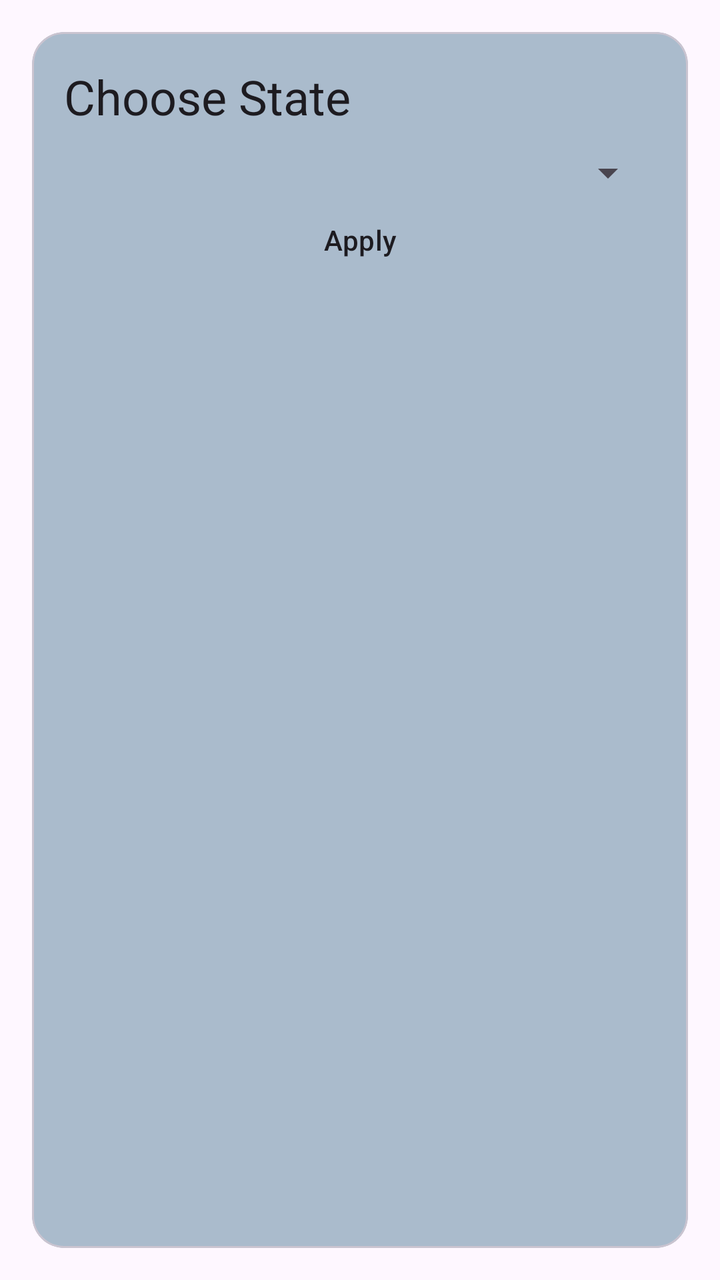
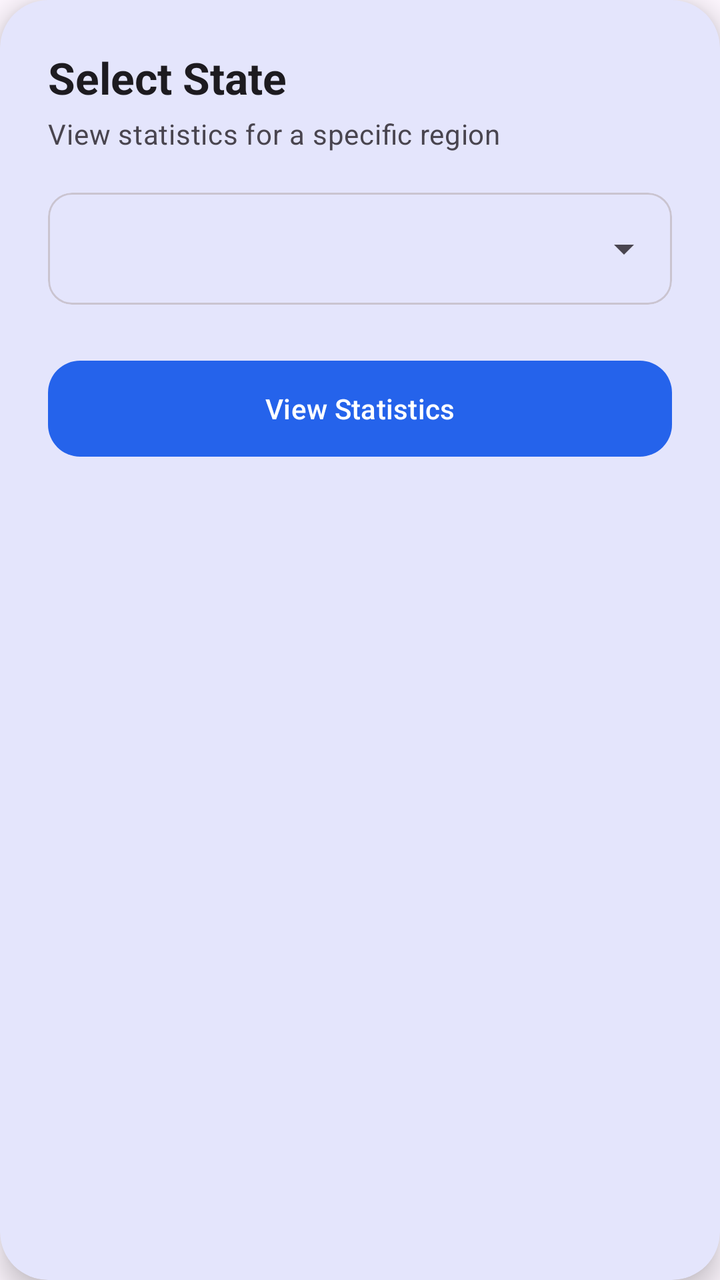

The first picture is an Android layout as it rendered before a commit; the second is the same layout after the commit. The layout source and the unified diff follow.
<!-- AndroidManifest.xml: application theme Theme.Hackofiesta -->
<!-- res/layout/state_card.xml -->
<?xml version="1.0" encoding="utf-8"?>
<androidx.constraintlayout.widget.ConstraintLayout xmlns:android="http://schemas.android.com/apk/res/android"
    xmlns:app="http://schemas.android.com/apk/res-auto"
    android:layout_width="match_parent"
    android:layout_height="wrap_content"
    android:padding="16dp">

    <com.google.android.material.card.MaterialCardView
        android:layout_width="match_parent"
        android:layout_height="match_parent"
        android:backgroundTint="#abc"
        app:cardCornerRadius="16dp"
        app:layout_constraintEnd_toEndOf="parent"
        app:layout_constraintStart_toStartOf="parent"
        app:layout_constraintTop_toTopOf="parent"
        app:strokeWidth="1dp">

        <androidx.constraintlayout.widget.ConstraintLayout
            android:layout_width="match_parent"
            android:layout_height="match_parent"
            android:padding="16dp">

            <TextView
                android:id="@+id/filterHeading"
                style="@style/TextAppearance.AppCompat.Headline"
                android:layout_width="wrap_content"
                android:layout_height="wrap_content"
                android:text="Choose State"
                app:layout_constraintStart_toStartOf="parent"
                app:layout_constraintTop_toTopOf="parent" />

            <Spinner
                android:id="@+id/stateSpinner"
                android:layout_width="0dp"
                android:layout_height="wrap_content"
                android:layout_marginTop="10dp"
                app:layout_constraintEnd_toEndOf="parent"
                app:layout_constraintStart_toStartOf="parent"
                app:layout_constraintTop_toBottomOf="@id/filterHeading" />

            <com.google.android.material.button.MaterialButton
                android:id="@+id/btnApply"
                android:layout_width="wrap_content"
                android:layout_height="wrap_content"
                android:layout_marginTop="8dp"
                android:backgroundTint="@android:color/transparent"
                android:minWidth="0dp"
                android:minHeight="0dp"
                android:padding="0dp"
                android:text="Apply"
                android:textColor="?attr/colorOnBackground"
                app:layout_constraintEnd_toEndOf="parent"
                app:layout_constraintStart_toStartOf="parent"
                app:layout_constraintTop_toBottomOf="@id/stateSpinner" />

        </androidx.constraintlayout.widget.ConstraintLayout>

    </com.google.android.material.card.MaterialCardView>

</androidx.constraintlayout.widget.ConstraintLayout>
<!-- resources referenced by this layout -->
<resources>
  <style name="Theme.Hackofiesta" parent="Base.Theme.Hackofiesta" />
  <style name="Base.Theme.Hackofiesta" parent="Theme.Material3.DayNight.NoActionBar">
          
          
          <item name="colorContainer">@color/card_bg_light</item>
          <item name="colorPrimary">@color/button_bg</item>
          <item name="colorIcon">@color/icon_light</item>
      </style>
  <color name="card_bg_light">#ECECEF</color>
  <color name="button_bg">#2563EB</color>
  <color name="icon_light">#000000</color>
</resources>

<!-- the commit's change to res/layout/state_card.xml (unified diff, before → after) -->
@@ -1,60 +1,61 @@
 <?xml version="1.0" encoding="utf-8"?>
-<androidx.constraintlayout.widget.ConstraintLayout xmlns:android="http://schemas.android.com/apk/res/android"
+<com.google.android.material.card.MaterialCardView xmlns:android="http://schemas.android.com/apk/res/android"
     xmlns:app="http://schemas.android.com/apk/res-auto"
     android:layout_width="match_parent"
     android:layout_height="wrap_content"
-    android:padding="16dp">
+    android:layout_margin="16dp"
+    app:cardCornerRadius="24dp"
+    app:cardElevation="8dp"
+    app:strokeWidth="0dp">
 
-    <com.google.android.material.card.MaterialCardView
+    <LinearLayout
         android:layout_width="match_parent"
-        android:layout_height="match_parent"
-        android:backgroundTint="#abc"
-        app:cardCornerRadius="16dp"
-        app:layout_constraintEnd_toEndOf="parent"
-        app:layout_constraintStart_toStartOf="parent"
-        app:layout_constraintTop_toTopOf="parent"
-        app:strokeWidth="1dp">
+        android:layout_height="wrap_content"
+        android:orientation="vertical"
+        android:padding="24dp">
 
-        <androidx.constraintlayout.widget.ConstraintLayout
+        <TextView
+            style="@style/TextAppearance.Material3.TitleLarge"
+            android:layout_width="wrap_content"
+            android:layout_height="wrap_content"
+            android:text="Select State"
+            android:textStyle="bold" />
+
+        <TextView
+            style="@style/TextAppearance.Material3.BodyMedium"
+            android:layout_width="wrap_content"
+            android:layout_height="wrap_content"
+            android:layout_marginTop="4dp"
+            android:text="View statistics for a specific region"
+            android:textColor="?attr/colorOnSurfaceVariant" />
+
+        <com.google.android.material.card.MaterialCardView
             android:layout_width="match_parent"
-            android:layout_height="match_parent"
-            android:padding="16dp">
-
-            <TextView
-                android:id="@+id/filterHeading"
-                style="@style/TextAppearance.AppCompat.Headline"
-                android:layout_width="wrap_content"
-                android:layout_height="wrap_content"
-                android:text="Choose State"
-                app:layout_constraintStart_toStartOf="parent"
-                app:layout_constraintTop_toTopOf="parent" />
+            android:layout_height="wrap_content"
+            android:layout_marginTop="20dp"
+            app:cardCornerRadius="12dp"
+            app:cardElevation="0dp"
+            app:strokeColor="?attr/colorOutlineVariant"
+            app:strokeWidth="1dp">
 
             <Spinner
                 android:id="@+id/stateSpinner"
-                android:layout_width="0dp"
-                android:layout_height="wrap_content"
-                android:layout_marginTop="10dp"
-                app:layout_constraintEnd_toEndOf="parent"
-                app:layout_constraintStart_toStartOf="parent"
-                app:layout_constraintTop_toBottomOf="@id/filterHeading" />
+                android:layout_width="match_parent"
+                android:layout_height="56dp"
+                android:paddingStart="12dp"
+                android:paddingEnd="12dp" />
 
-            <com.google.android.material.button.MaterialButton
-                android:id="@+id/btnApply"
-                android:layout_width="wrap_content"
-                android:layout_height="wrap_content"
-                android:layout_marginTop="8dp"
-                android:backgroundTint="@android:color/transparent"
-                android:minWidth="0dp"
-                android:minHeight="0dp"
-                android:padding="0dp"
-                android:text="Apply"
-                android:textColor="?attr/colorOnBackground"
-                app:layout_constraintEnd_toEndOf="parent"
-                app:layout_constraintStart_toStartOf="parent"
-                app:layout_constraintTop_toBottomOf="@id/stateSpinner" />
+        </com.google.android.material.card.MaterialCardView>
 
-        </androidx.constraintlayout.widget.ConstraintLayout>
+        <com.google.android.material.button.MaterialButton
+            android:id="@+id/btnApply"
+            style="@style/Widget.Material3.Button"
+            android:layout_width="match_parent"
+            android:layout_height="56dp"
+            android:layout_marginTop="24dp"
+            android:text="View Statistics"
+            app:cornerRadius="16dp" />
 
-    </com.google.android.material.card.MaterialCardView>
+    </LinearLayout>
 
-</androidx.constraintlayout.widget.ConstraintLayout>
+</com.google.android.material.card.MaterialCardView>
